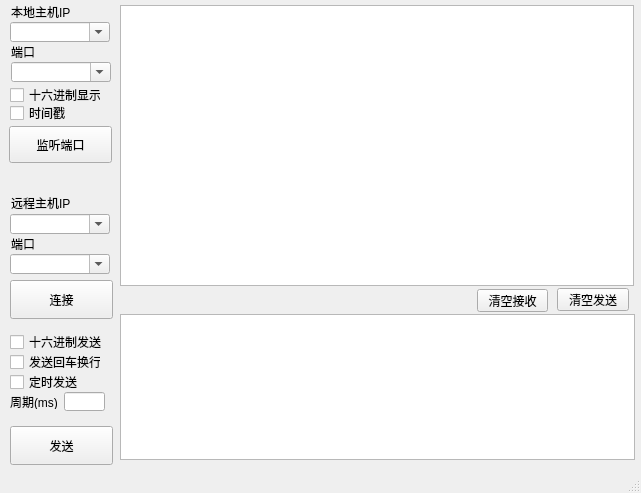
First picture: the form in mainwindow.ui, repository cststudio/QtTcp, before the edit.
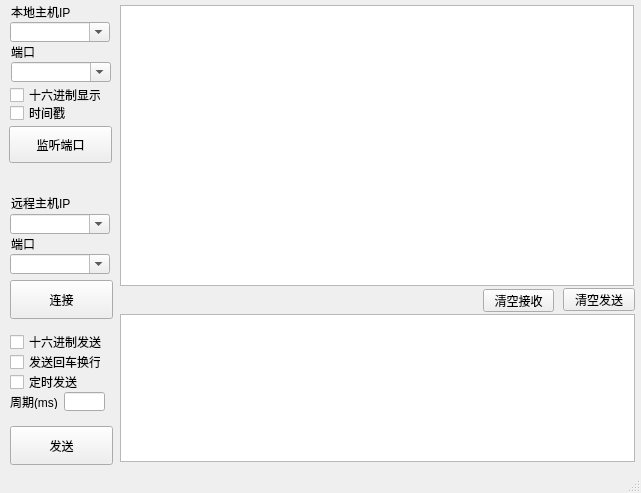
Second picture: the form after the edit.

Commit message: 根据服务端、客户端类别，使用不同颜色区分。

The edit to the form file:
```diff
--- a/mainwindow.ui
+++ b/mainwindow.ui
@@ -152,7 +152,7 @@
    <widget class="QPushButton" name="btnClearRecv">
     <property name="geometry">
      <rect>
-      <x>477</x>
+      <x>483</x>
       <y>289</y>
       <width>71</width>
       <height>23</height>
@@ -165,7 +165,7 @@
    <widget class="QPushButton" name="btnClearSend">
     <property name="geometry">
      <rect>
-      <x>557</x>
+      <x>563</x>
       <y>288</y>
       <width>72</width>
       <height>23</height>
@@ -207,7 +207,7 @@
       <x>120</x>
       <y>314</y>
       <width>515</width>
-      <height>146</height>
+      <height>148</height>
      </rect>
     </property>
    </widget>
```
The commit also changes 1 other file.
